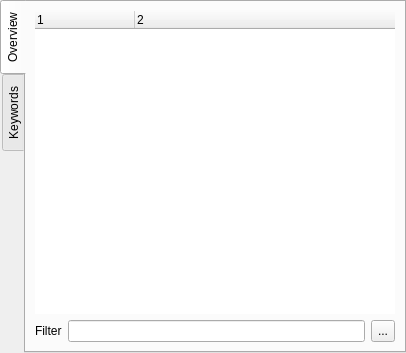
The window that Include/icmpstr/CPackageOverviewComp.ui (ImagingTools/acf) describes before a commit, drawn with Qt 5.
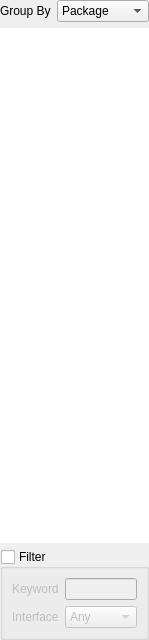
The same window after the commit. Icons and pictures are not drawn.

Commit message: Packages overview redesigned.

Patch:
```diff
--- a/Include/icmpstr/CPackageOverviewComp.ui
+++ b/Include/icmpstr/CPackageOverviewComp.ui
@@ -6,30 +6,56 @@
    <rect>
     <x>0</x>
     <y>0</y>
-    <width>406</width>
-    <height>353</height>
+    <width>149</width>
+    <height>640</height>
    </rect>
   </property>
   <property name="windowTitle">
    <string>Form</string>
   </property>
-  <layout class="QVBoxLayout" name="verticalLayout_3">
-   <property name="margin">
-    <number>0</number>
-   </property>
-   <item>
-    <widget class="QTabWidget" name="tabWidget">
-     <property name="tabPosition">
-      <enum>QTabWidget::West</enum>
-     </property>
-     <property name="currentIndex">
-      <number>0</number>
-     </property>
-     <widget class="QWidget" name="tab">
-      <attribute name="title">
-       <string>Overview</string>
-      </attribute>
       <layout class="QVBoxLayout" name="verticalLayout">
+   <property name="margin">
+    <number>0</number>
+   </property>
+   <item>
+    <layout class="QHBoxLayout" name="horizontalLayout">
+     <item>
+      <widget class="QLabel" name="label_2">
+       <property name="sizePolicy">
+        <sizepolicy hsizetype="Maximum" vsizetype="Preferred">
+         <horstretch>0</horstretch>
+         <verstretch>0</verstretch>
+        </sizepolicy>
+       </property>
+       <property name="text">
+        <string>Group By</string>
+       </property>
+      </widget>
+     </item>
+     <item>
+      <widget class="QComboBox" name="GroupByCB">
+       <property name="currentIndex">
+        <number>1</number>
+       </property>
+       <item>
+        <property name="text">
+         <string>None</string>
+        </property>
+       </item>
+       <item>
+        <property name="text">
+         <string>Package</string>
+        </property>
+       </item>
+       <item>
+        <property name="text">
+         <string>Keyword</string>
+        </property>
+       </item>
+      </widget>
+     </item>
+    </layout>
+   </item>
        <item>
         <widget class="QTreeWidget" name="PackagesList">
          <property name="toolTip">
@@ -38,89 +64,61 @@
          <property name="frameShape">
           <enum>QFrame::NoFrame</enum>
          </property>
-         <column>
-          <property name="text">
-           <string>1</string>
-          </property>
-         </column>
+     <property name="rootIsDecorated">
+      <bool>false</bool>
+     </property>
+     <property name="headerHidden">
+      <bool>true</bool>
+     </property>
          <column>
           <property name="text">
-           <string>2</string>
+       <string>Name</string>
           </property>
          </column>
         </widget>
        </item>
        <item>
-        <layout class="QHBoxLayout">
-         <property name="spacing">
-          <number>6</number>
-         </property>
-         <property name="margin">
-          <number>0</number>
-         </property>
-         <item>
-          <widget class="QLabel" name="label">
-           <property name="text">
+    <widget class="QGroupBox" name="FilterGB">
+     <property name="title">
             <string>Filter</string>
            </property>
-          </widget>
-         </item>
-         <item>
+     <property name="checkable">
+      <bool>true</bool>
+     </property>
+     <property name="checked">
+      <bool>false</bool>
+     </property>
+     <layout class="QGridLayout" name="gridLayout">
+      <item row="0" column="0">
+       <widget class="QLabel" name="label_4">
+        <property name="text">
+         <string>Keyword</string>
+        </property>
+       </widget>
+      </item>
+      <item row="0" column="1">
           <widget class="QLineEdit" name="FilterEdit"/>
          </item>
-         <item>
-          <widget class="QToolButton" name="ResetFilterButton">
-           <property name="sizePolicy">
-            <sizepolicy hsizetype="Preferred" vsizetype="Preferred">
-             <horstretch>0</horstretch>
-             <verstretch>0</verstretch>
-            </sizepolicy>
-           </property>
-           <property name="mouseTracking">
-            <bool>true</bool>
-           </property>
+      <item row="1" column="0">
+       <widget class="QLabel" name="InterfaceLabel">
            <property name="text">
-            <string>...</string>
-           </property>
-           <property name="icon">
-            <iconset resource="icmpstr.qrc">
-             <normaloff>:/Icons/Back</normaloff>:/Icons/Back</iconset>
-           </property>
-          </widget>
-         </item>
-        </layout>
-       </item>
-      </layout>
-     </widget>
-     <widget class="QWidget" name="tab_2">
-      <attribute name="title">
-       <string>Keywords</string>
-      </attribute>
-      <layout class="QVBoxLayout" name="verticalLayout_2">
+         <string>Interface</string>
+        </property>
+       </widget>
+      </item>
+      <item row="1" column="1">
+       <widget class="QComboBox" name="InterfaceCB">
        <item>
-        <widget class="QTreeWidget" name="KeywordsList">
-         <property name="frameShape">
-          <enum>QFrame::NoFrame</enum>
-         </property>
-         <column>
           <property name="text">
-           <string>1</string>
-          </property>
-         </column>
-         <column>
-          <property name="text">
-           <string>2</string>
-          </property>
-         </column>
+          <string>Any</string>
+         </property>
+        </item>
         </widget>
        </item>
       </layout>
      </widget>
-    </widget>
    </item>
   </layout>
-  <zorder>tabWidget</zorder>
-  <zorder>PackagesList</zorder>
  </widget>
  <resources>
   <include location="icmpstr.qrc"/>
```
Lines whose indentation alone changed are shown as unchanged. The commit also changes 14 other files.
